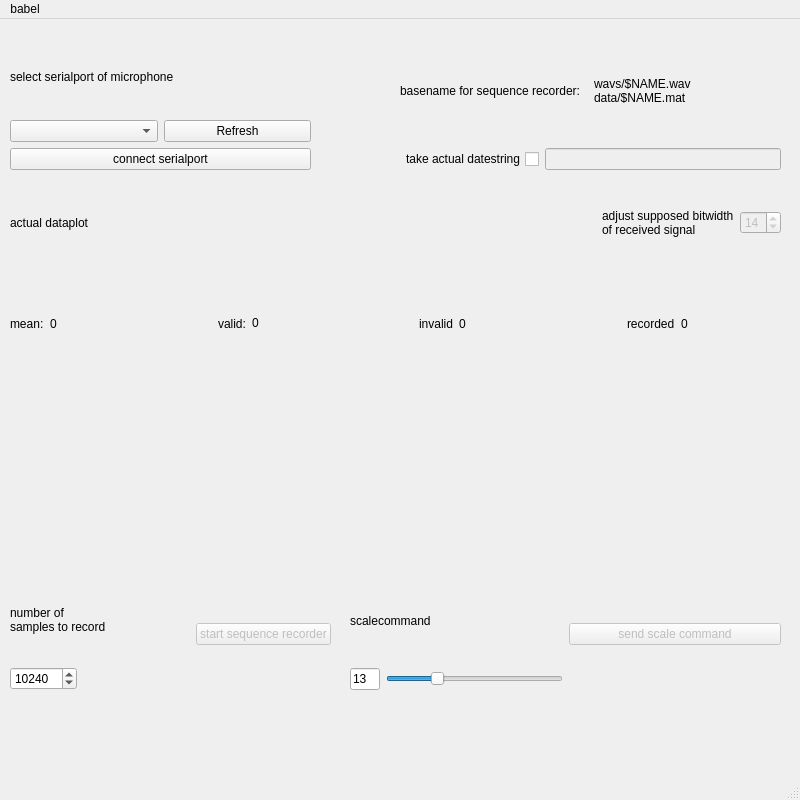
Old version of the form gui.ui in the repository marvin2k/guibabel.
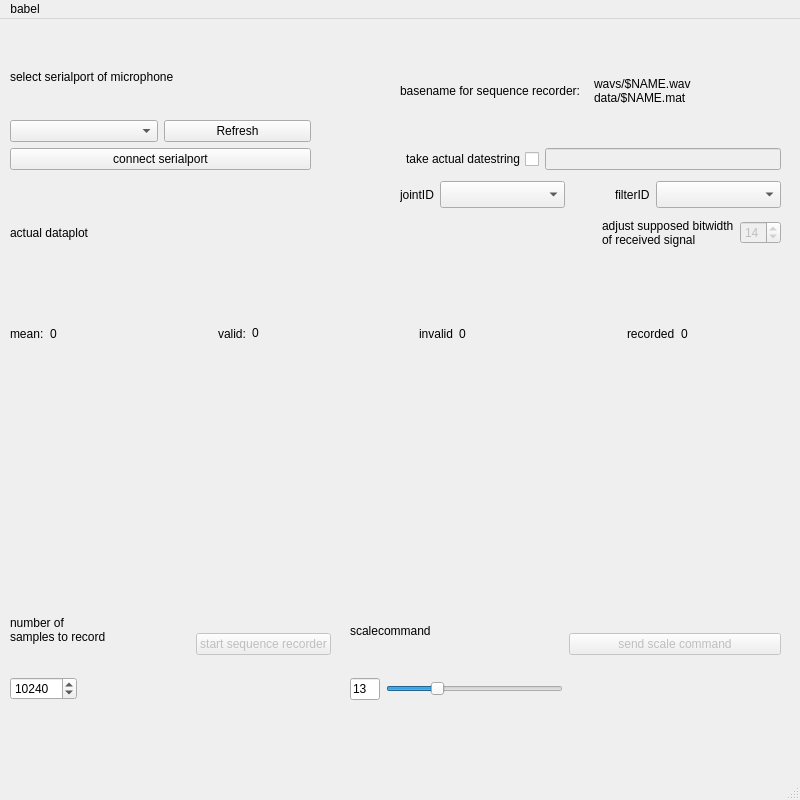
New version of the form. Custom widgets are drawn as their Qt base class.

Commit message:
[guibabel] jointID und filterID eingebaut
kleinen bugfix in main -- basename wurde nicht übernommen

```diff
--- a/gui.ui
+++ b/gui.ui
@@ -80,7 +80,7 @@
     <property name="geometry">
      <rect>
       <x>10</x>
-      <y>190</y>
+      <y>200</y>
       <width>771</width>
       <height>361</height>
      </rect>
@@ -343,7 +343,7 @@
     <property name="geometry">
      <rect>
       <x>350</x>
-      <y>560</y>
+      <y>570</y>
       <width>431</width>
       <height>111</height>
      </rect>
@@ -424,7 +424,7 @@
     <property name="geometry">
      <rect>
       <x>10</x>
-      <y>560</y>
+      <y>570</y>
       <width>321</width>
       <height>111</height>
      </rect>
@@ -503,6 +503,92 @@
      </item>
     </layout>
    </widget>
+   <widget class="QWidget" name="horizontalLayoutWidget">
+    <property name="geometry">
+     <rect>
+      <x>400</x>
+      <y>160</y>
+      <width>381</width>
+      <height>31</height>
+     </rect>
+    </property>
+    <layout class="QHBoxLayout" name="horizontalLayout_10">
+     <item>
+      <widget class="QLabel" name="label_9">
+       <property name="text">
+        <string>jointID</string>
+       </property>
+      </widget>
+     </item>
+     <item>
+      <widget class="QComboBox" name="cbx_jointID">
+       <property name="sizePolicy">
+        <sizepolicy hsizetype="Preferred" vsizetype="Fixed">
+         <horstretch>0</horstretch>
+         <verstretch>200</verstretch>
+        </sizepolicy>
+       </property>
+       <property name="minimumSize">
+        <size>
+         <width>125</width>
+         <height>0</height>
+        </size>
+       </property>
+       <property name="maximumSize">
+        <size>
+         <width>150</width>
+         <height>27</height>
+        </size>
+       </property>
+      </widget>
+     </item>
+     <item>
+      <spacer name="horizontalSpacer_7">
+       <property name="orientation">
+        <enum>Qt::Horizontal</enum>
+       </property>
+       <property name="sizeHint" stdset="0">
+        <size>
+         <width>40</width>
+         <height>20</height>
+        </size>
+       </property>
+      </spacer>
+     </item>
+     <item>
+      <widget class="QLabel" name="label_10">
+       <property name="text">
+        <string>filterID</string>
+       </property>
+      </widget>
+     </item>
+     <item>
+      <widget class="QComboBox" name="cbx_filterID">
+       <property name="enabled">
+        <bool>true</bool>
+       </property>
+       <property name="sizePolicy">
+        <sizepolicy hsizetype="Fixed" vsizetype="Fixed">
+         <horstretch>0</horstretch>
+         <verstretch>0</verstretch>
+        </sizepolicy>
+       </property>
+       <property name="minimumSize">
+        <size>
+         <width>125</width>
+         <height>0</height>
+        </size>
+       </property>
+       <property name="maximumSize">
+        <size>
+         <width>150</width>
+         <height>27</height>
+        </size>
+       </property>
+      </widget>
+     </item>
+    </layout>
+   </widget>
   </widget>
   <widget class="QMenuBar" name="menubar">
    <property name="geometry">
```
The commit also changes 5 other files.
